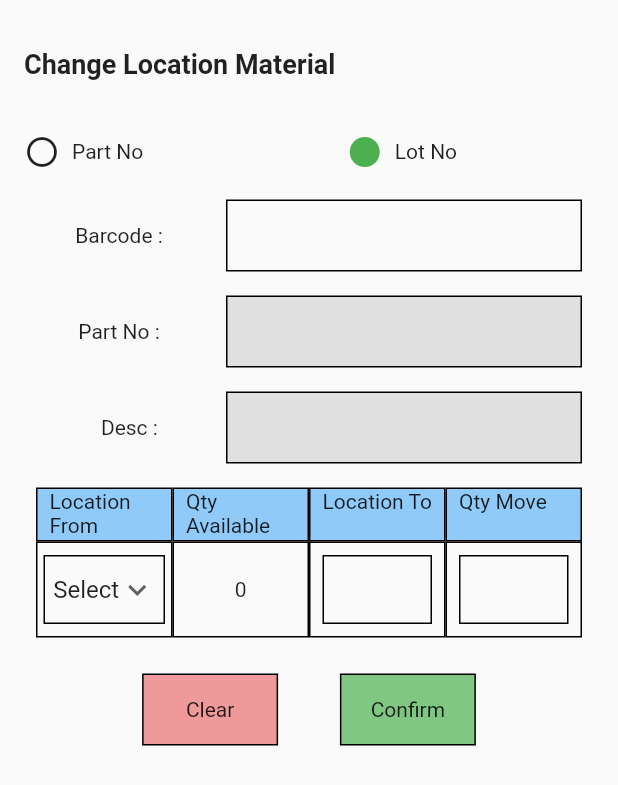
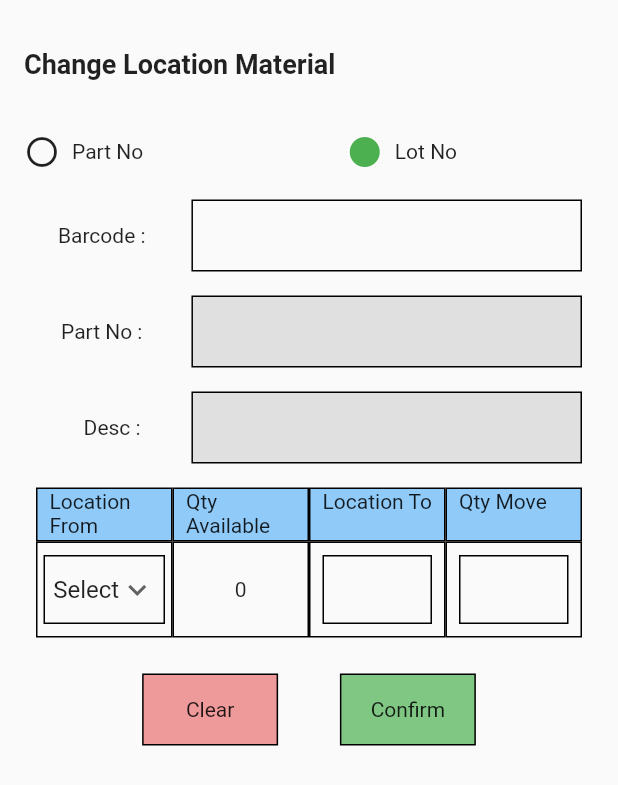
Before and after one commit to tawatchai7034/NEC, a Flutter app: the ChangeLocation screen opened directly with empty values, on a phone screen of 412 x 824 dp. Shown: the top 785 px of the screen. Run offline on Flutter 3.47's test engine with Material 2 defaults, Android fonts, the light colour scheme and no system bars; our stand-ins replace auto_size_text, syncfusion_flutter_datagrid.

Commit message:
ui format

```diff
--- a/lib/Screens/changeLoc.dart
+++ b/lib/Screens/changeLoc.dart
@@ -24,6 +24,7 @@ class ChangeLocation extends StatefulWidget {
 }
 
 class _ChangeLocationState extends State<ChangeLocation> {
+  var numFormat = NumberFormat('#,###', 'en_US');
   var vender = TextEditingController();
   var partNo = TextEditingController();
   var desc = TextEditingController();
@@ -142,7 +143,6 @@ class _ChangeLocationState extends State<ChangeLocation> {
   @override
   Widget build(BuildContext context) {
     double widthScreen = MediaQuery.of(context).size.width;
-    var numFormat = NumberFormat('#,###', 'en_US');
 
     return Scaffold(
       // appBar: AppBar(
@@ -156,15 +156,29 @@ class _ChangeLocationState extends State<ChangeLocation> {
             child: ListView(
           // mainAxisAlignment: MainAxisAlignment.center,
           children: [
-            Padding(
+            _TitleName(),
+            _PartField(widthScreen),
+            _BarcodeField(widthScreen),
+            _LocationField(widthScreen),
+            _Footter(widthScreen),
+          ],
+        )),
+      ),
+    );
+  }
+
+  Widget _TitleName() {
+    return Padding(
         padding: const EdgeInsets.fromLTRB(0, 16, 0, 24),
         child: Container(
           alignment: Alignment.topLeft,
           child: Text('Change Location Material',
-                      style:
-                          TextStyle(fontSize: 18, fontWeight: FontWeight.bold)),
-                )),
-            Row(
+              style: TextStyle(fontSize: 18, fontWeight: FontWeight.bold)),
+        ));
+  }
+
+  Widget _PartField(double widthScreen) {
+    return Row(
       mainAxisAlignment: MainAxisAlignment.spaceBetween,
       children: [
         InkWell(
@@ -208,10 +222,13 @@ class _ChangeLocationState extends State<ChangeLocation> {
           ),
         ),
       ],
-            ),
-            Table(
+    );
+  }
+
+  Widget _BarcodeField(double widthScreen) {
+    return Table(
       columnWidths: {
-                0: FlexColumnWidth(2),
+        0: FlexColumnWidth(1.5),
         1: FlexColumnWidth(4),
       },
       children: [
@@ -226,8 +243,7 @@ class _ChangeLocationState extends State<ChangeLocation> {
             margin: const EdgeInsets.all(8.0),
             width: widthScreen * 0.65,
             height: 48,
-                    decoration:
-                        BoxDecoration(border: Border.all(color: Colors.black)),
+            decoration: BoxDecoration(border: Border.all(color: Colors.black)),
             child: Padding(
               padding: const EdgeInsets.fromLTRB(8, 0, 8, 0),
               child: TextField(
@@ -269,8 +285,7 @@ class _ChangeLocationState extends State<ChangeLocation> {
                     } else if (loc == '30') {
                       partNo.text = '30';
                       setState(() {
-                                locationDesc =
-                                    'CCCCCCCCCCCCCCCCCCCCCCCCCCCCCCCC';
+                        locationDesc = 'CCCCCCCCCCCCCCCCCCCCCCCCCCCCCCCC';
                         locFron = 'Select';
                         Locitems.clear();
                         Locitems.add('Select');
@@ -380,9 +395,11 @@ class _ChangeLocationState extends State<ChangeLocation> {
                 )
         ]),
       ],
-            ),
+    );
+  }
 
-            Padding(
+  Widget _LocationField(double widthScreen) {
+    return Padding(
       padding: const EdgeInsets.all(8.0),
       child: Table(
         children: [
@@ -440,15 +457,15 @@ class _ChangeLocationState extends State<ChangeLocation> {
             Container(
               width: widthScreen * 0.28,
               height: 64,
-                      decoration: BoxDecoration(
-                          border: Border.all(color: Colors.black)),
+              decoration:
+                  BoxDecoration(border: Border.all(color: Colors.black)),
               child: Container(
                 alignment: Alignment.center,
                 margin: const EdgeInsets.fromLTRB(4, 8, 4, 8),
                 width: widthScreen * 0.2,
                 height: 24,
-                        decoration: BoxDecoration(
-                            border: Border.all(color: Colors.black)),
+                decoration:
+                    BoxDecoration(border: Border.all(color: Colors.black)),
                 child: DropdownButton(
                   underline: Text(''),
                   value: locFron,
@@ -502,26 +519,25 @@ class _ChangeLocationState extends State<ChangeLocation> {
             Container(
               width: widthScreen * 0.28,
               height: 64,
-                      decoration: BoxDecoration(
-                          border: Border.all(color: Colors.black)),
+              decoration:
+                  BoxDecoration(border: Border.all(color: Colors.black)),
               child: Container(
                   margin: const EdgeInsets.all(8.0),
                   width: widthScreen * 0.25,
                   height: 28,
-                          child:
-                              Center(child: Text(numFormat.format(available)))),
+                  child: Center(child: Text(numFormat.format(available)))),
             ),
             Container(
               width: widthScreen * 0.28,
               height: 64,
-                      decoration: BoxDecoration(
-                          border: Border.all(color: Colors.black)),
+              decoration:
+                  BoxDecoration(border: Border.all(color: Colors.black)),
               child: Container(
                 margin: const EdgeInsets.all(8.0),
                 width: widthScreen * 0.25,
                 height: 28,
-                        decoration: BoxDecoration(
-                            border: Border.all(color: Colors.black)),
+                decoration:
+                    BoxDecoration(border: Border.all(color: Colors.black)),
                 child: Padding(
                   padding: const EdgeInsets.fromLTRB(8, 0, 8, 0),
                   child: TextField(
@@ -549,14 +565,14 @@ class _ChangeLocationState extends State<ChangeLocation> {
             Container(
               width: widthScreen * 0.28,
               height: 64,
-                      decoration: BoxDecoration(
-                          border: Border.all(color: Colors.black)),
+              decoration:
+                  BoxDecoration(border: Border.all(color: Colors.black)),
               child: Container(
                 margin: const EdgeInsets.all(8.0),
                 width: widthScreen * 0.25,
                 height: 28,
-                        decoration: BoxDecoration(
-                            border: Border.all(color: Colors.black)),
+                decoration:
+                    BoxDecoration(border: Border.all(color: Colors.black)),
                 child: Padding(
                   padding: const EdgeInsets.fromLTRB(8, 0, 8, 0),
                   child: TextField(
@@ -588,19 +604,13 @@ class _ChangeLocationState extends State<ChangeLocation> {
           ]),
         ],
       ),
-            ),
-            Padding(
-              padding: const EdgeInsets.all(16.0),
-              child: _Footter(widthScreen),
-            )
-          ],
-        )),
-      ),
     );
   }
 
   Widget _Footter(double widthScreen) {
-    return Stack(children: <Widget>[
+    return Padding(
+      padding: const EdgeInsets.all(16.0),
+      child: Stack(children: <Widget>[
         Positioned(
           // bottom: MediaQuery.of(context).viewInsets.bottom,
           // left: 0,
@@ -677,6 +687,7 @@ class _ChangeLocationState extends State<ChangeLocation> {
             ),
           ),
         ),
-    ]);
+      ]),
+    );
   }
 }
```
Also changed, not shown: lib/Screens/login.dart (+52 -31 lines), pubspec.lock. Lines whose indentation alone changed are shown as unchanged.
